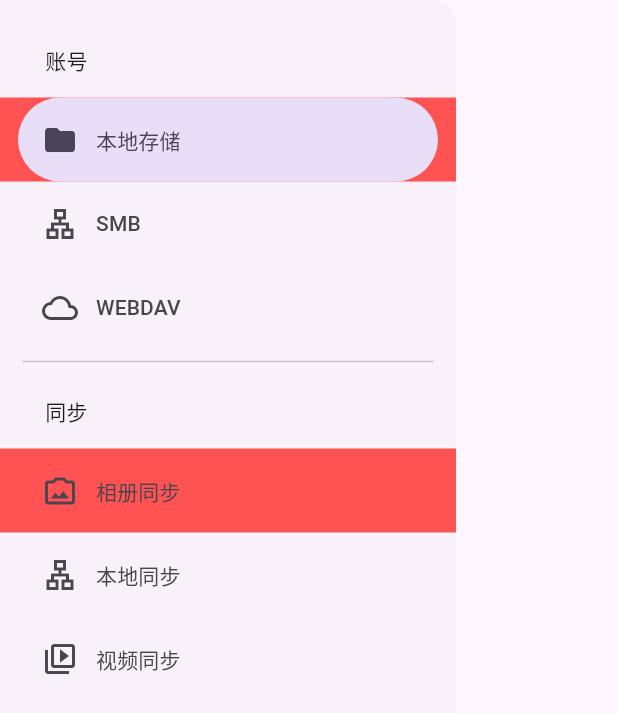
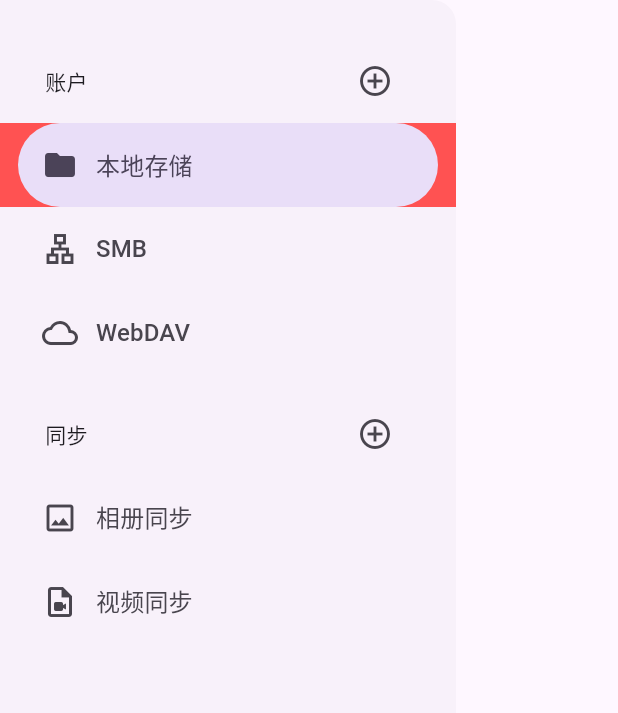
Before and after one commit to moohng/only-sync-flutter, a Flutter app: the SyncDrawer widget shown alone on an empty page, opened directly, on a phone screen of 412 x 824 dp. Shown: the top 713 px of the screen. Run offline on Flutter 3.47's test engine with Material 2 defaults, Android fonts, the phone set to English and light mode, and no system bars; our stand-ins replace get.

Commit message:
抽屉组件

```diff
--- a/lib/views/home/widgets/sync_drawer.dart
+++ b/lib/views/home/widgets/sync_drawer.dart
@@ -4,8 +4,35 @@ import 'package:flutter/material.dart';
 import 'package:get/get.dart';
 import 'package:only_sync_flutter/views/home/home_page.dart';
 
+class AccountInfo {
+  String name;
+  IconData icon;
+  IconData selectedIcon;
+
+  AccountInfo(
+      {required this.name, this.icon = Icons.account_circle_outlined, this.selectedIcon = Icons.account_circle});
+}
+
+class SyncInfo {
+  String name;
+  IconData icon;
+  IconData selectedIcon;
+
+  SyncInfo({required this.name, this.icon = Icons.cloud_sync_outlined, this.selectedIcon = Icons.cloud_sync});
+}
+
 class SyncDrawer extends StatelessWidget {
-  const SyncDrawer({super.key});
+  SyncDrawer({super.key});
+
+  final accountList = [
+    AccountInfo(name: 'SMB', icon: Icons.lan_outlined, selectedIcon: Icons.lan),
+    AccountInfo(name: 'WebDAV', icon: Icons.cloud_outlined, selectedIcon: Icons.cloud),
+  ];
+
+  final syncList = [
+    SyncInfo(name: '相册同步', icon: Icons.image_outlined, selectedIcon: Icons.image),
+    SyncInfo(name: '视频同步', icon: Icons.video_file_outlined, selectedIcon: Icons.video_file),
+  ];
 
   @override
   Widget build(BuildContext context) {
@@ -16,54 +43,69 @@ class SyncDrawer extends StatelessWidget {
                 log('选择了：$value');
                 homeLogic.changePage(value);
               },
-              // indicatorColor: Colors.transparent,
-              // indicatorShape: RoundedRectangleBorder(borderRadius: BorderRadius.zero),
               selectedIndex: homeLogic.pageIndex.value,
               children: [
-                const Padding(
-                  padding: EdgeInsets.fromLTRB(30, 30, 30, 15),
-                  child: Text('账号'),
+                Padding(
+                  padding: const EdgeInsets.fromLTRB(30, 30, 30, 4),
+                  child: Row(
+                    mainAxisAlignment: MainAxisAlignment.spaceBetween,
+                    children: [
+                      const Text('账户'),
+                      IconButton(
+                        icon: const Icon(Icons.add_circle_outline),
+                        onPressed: () {
+                          // 去添加存储账户
+                          log('添加存储账户');
+                        },
+                      ),
+                    ],
+                  ),
                 ),
-                NavigationDrawerDestination(
+                const NavigationDrawerDestination(
                   icon: Icon(Icons.folder_outlined),
-                  label: Text('本地存储'),
+                  label: Text(
+                    '本地存储',
+                    style: TextStyle(fontSize: 16),
+                  ),
                   selectedIcon: Icon(Icons.folder),
                   backgroundColor: Colors.redAccent,
                 ),
-                NavigationDrawerDestination(
-                  icon: Icon(Icons.lan_outlined),
-                  label: Text('SMB'),
-                  selectedIcon: Icon(Icons.lan),
+                ...accountList
+                    .map((account) => NavigationDrawerDestination(
+                          icon: Icon(account.icon),
+                          label: Text(
+                            account.name,
+                            style: const TextStyle(fontSize: 16),
+                          ),
+                          selectedIcon: Icon(account.selectedIcon),
+                        ))
+                    .toList(),
+                Padding(
+                  padding: const EdgeInsets.fromLTRB(30, 15, 30, 4),
+                  child: Row(
+                    mainAxisAlignment: MainAxisAlignment.spaceBetween,
+                    children: [
+                      const Text('同步'),
+                      IconButton(
+                        icon: const Icon(Icons.add_circle_outline),
+                        onPressed: () {
+                          // 创建同步
+                          log('创建同步');
+                        },
+                      ),
+                    ],
+                  ),
                 ),
-                NavigationDrawerDestination(
-                  icon: Icon(Icons.cloud_outlined),
-                  label: Text('WEBDAV'),
-                  selectedIcon: Icon(Icons.cloud),
-                ),
-                Divider(
-                  indent: 15,
-                  endIndent: 15,
-                ),
-                const Padding(
-                  padding: EdgeInsets.symmetric(vertical: 15, horizontal: 30),
-                  child: Text('同步'),
-                ),
-                NavigationDrawerDestination(
-                  icon: Icon(Icons.photo_camera_back_outlined),
-                  label: Text('相册同步'),
-                  selectedIcon: Icon(Icons.photo_camera_back),
-                  backgroundColor: Colors.redAccent,
-                ),
-                NavigationDrawerDestination(
-                  icon: Icon(Icons.lan_outlined),
-                  label: Text('本地同步'),
-                  selectedIcon: Icon(Icons.lan),
-                ),
-                NavigationDrawerDestination(
-                  icon: Icon(Icons.video_collection_outlined),
-                  label: Text('视频同步'),
-                  selectedIcon: Icon(Icons.video_collection),
-                ),
+                ...syncList
+                    .map((sync) => NavigationDrawerDestination(
+                          icon: Icon(sync.icon),
+                          label: Text(
+                            sync.name,
+                            style: const TextStyle(fontSize: 16),
+                          ),
+                          selectedIcon: Icon(sync.selectedIcon),
+                        ))
+                    .toList(),
               ],
             ));
   }
```
